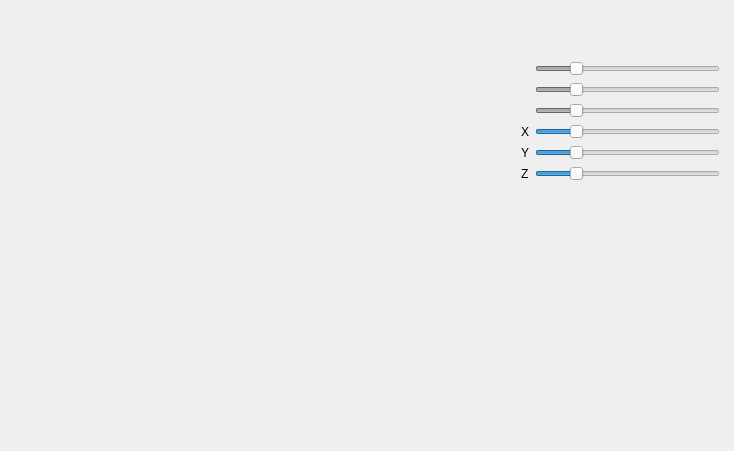
NickolayStorm/IGS, file mainwindow.ui: the form before one commit.
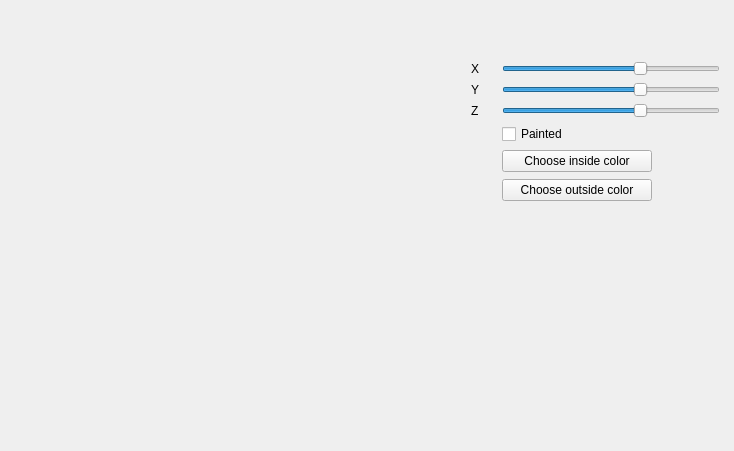
The form after the commit. Custom widgets are drawn as their Qt base class.

Commit message: Add color filling (without Z-buffering)

Diff of the .ui file:
```diff
--- a/mainwindow.ui
+++ b/mainwindow.ui
@@ -17,109 +17,14 @@
    <widget class="QWidget" name="verticalLayoutWidget">
     <property name="geometry">
      <rect>
-      <x>510</x>
+      <x>460</x>
       <y>50</y>
-      <width>221</width>
-      <height>221</height>
+      <width>271</width>
+      <height>229</height>
      </rect>
     </property>
     <layout class="QFormLayout" name="formLayout">
-     <item row="6" column="1">
-      <widget class="QSlider" name="sliderViewerZ">
-       <property name="sizePolicy">
-        <sizepolicy hsizetype="Expanding" vsizetype="Minimum">
-         <horstretch>0</horstretch>
-         <verstretch>0</verstretch>
-        </sizepolicy>
-       </property>
-       <property name="maximumSize">
-        <size>
-         <width>250</width>
-         <height>16777215</height>
-        </size>
-       </property>
-       <property name="maximum">
-        <number>100</number>
-       </property>
-       <property name="value">
-        <number>20</number>
-       </property>
-       <property name="orientation">
-        <enum>Qt::Horizontal</enum>
-       </property>
-      </widget>
-     </item>
-     <item row="5" column="1">
-      <widget class="QSlider" name="sliderViewerY">
-       <property name="sizePolicy">
-        <sizepolicy hsizetype="Expanding" vsizetype="Minimum">
-         <horstretch>0</horstretch>
-         <verstretch>0</verstretch>
-        </sizepolicy>
-       </property>
-       <property name="maximumSize">
-        <size>
-         <width>250</width>
-         <height>16777215</height>
-        </size>
-       </property>
-       <property name="maximum">
-        <number>100</number>
-       </property>
-       <property name="value">
-        <number>20</number>
-       </property>
-       <property name="orientation">
-        <enum>Qt::Horizontal</enum>
-       </property>
-      </widget>
-     </item>
-     <item row="4" column="1">
-      <widget class="QSlider" name="sliderViewerX">
-       <property name="sizePolicy">
-        <sizepolicy hsizetype="Expanding" vsizetype="Minimum">
-         <horstretch>0</horstretch>
-         <verstretch>0</verstretch>
-        </sizepolicy>
-       </property>
-       <property name="maximumSize">
-        <size>
-         <width>250</width>
-         <height>16777215</height>
-        </size>
-       </property>
-       <property name="maximum">
-        <number>100</number>
-       </property>
-       <property name="value">
-        <number>20</number>
-       </property>
-       <property name="orientation">
-        <enum>Qt::Horizontal</enum>
-       </property>
-      </widget>
-     </item>
-     <item row="6" column="0">
-      <widget class="QLabel" name="label">
-       <property name="text">
-        <string>Z</string>
-       </property>
-       <property name="alignment">
-        <set>Qt::AlignLeading|Qt::AlignLeft|Qt::AlignVCenter</set>
-       </property>
-      </widget>
-     </item>
-     <item row="5" column="0">
-      <widget class="QLabel" name="label_2">
-       <property name="text">
-        <string>Y</string>
-       </property>
-       <property name="alignment">
-        <set>Qt::AlignLeading|Qt::AlignLeft|Qt::AlignVCenter</set>
-       </property>
-      </widget>
-     </item>
-     <item row="4" column="0">
+     <item row="1" column="0">
       <widget class="QLabel" name="label_3">
        <property name="text">
         <string>X</string>
@@ -129,88 +34,194 @@
        </property>
       </widget>
      </item>
-     <item row="3" column="1">
-      <widget class="QSlider" name="sliderPointZ">
-       <property name="enabled">
-        <bool>false</bool>
-       </property>
-       <property name="sizePolicy">
-        <sizepolicy hsizetype="Expanding" vsizetype="Minimum">
-         <horstretch>0</horstretch>
-         <verstretch>0</verstretch>
-        </sizepolicy>
-       </property>
-       <property name="maximumSize">
-        <size>
-         <width>250</width>
-         <height>16777215</height>
-        </size>
-       </property>
-       <property name="maximum">
-        <number>100</number>
-       </property>
-       <property name="value">
-        <number>20</number>
-       </property>
-       <property name="orientation">
-        <enum>Qt::Horizontal</enum>
-       </property>
-      </widget>
-     </item>
-     <item row="2" column="1">
-      <widget class="QSlider" name="sliderPointY">
-       <property name="enabled">
-        <bool>false</bool>
-       </property>
-       <property name="sizePolicy">
-        <sizepolicy hsizetype="Expanding" vsizetype="Minimum">
-         <horstretch>0</horstretch>
-         <verstretch>0</verstretch>
-        </sizepolicy>
-       </property>
-       <property name="maximumSize">
-        <size>
-         <width>250</width>
-         <height>16777215</height>
-        </size>
-       </property>
-       <property name="maximum">
-        <number>100</number>
-       </property>
-       <property name="value">
-        <number>20</number>
-       </property>
-       <property name="orientation">
-        <enum>Qt::Horizontal</enum>
-       </property>
-      </widget>
-     </item>
      <item row="1" column="1">
-      <widget class="QSlider" name="sliderPointX">
-       <property name="enabled">
+      <widget class="QSlider" name="sliderViewerX">
+       <property name="sizePolicy">
+        <sizepolicy hsizetype="Expanding" vsizetype="Minimum">
+         <horstretch>0</horstretch>
+         <verstretch>0</verstretch>
+        </sizepolicy>
+       </property>
+       <property name="maximumSize">
+        <size>
+         <width>250</width>
+         <height>16777215</height>
+        </size>
+       </property>
+       <property name="minimum">
+        <number>-70</number>
+       </property>
+       <property name="maximum">
+        <number>70</number>
+       </property>
+       <property name="value">
+        <number>20</number>
+       </property>
+       <property name="orientation">
+        <enum>Qt::Horizontal</enum>
+       </property>
+      </widget>
+     </item>
+     <item row="2" column="0">
+      <widget class="QLabel" name="label_2">
+       <property name="text">
+        <string>Y</string>
+       </property>
+       <property name="alignment">
+        <set>Qt::AlignLeading|Qt::AlignLeft|Qt::AlignVCenter</set>
+       </property>
+      </widget>
+     </item>
+     <item row="2" column="1">
+      <widget class="QSlider" name="sliderViewerY">
+       <property name="sizePolicy">
+        <sizepolicy hsizetype="Expanding" vsizetype="Minimum">
+         <horstretch>0</horstretch>
+         <verstretch>0</verstretch>
+        </sizepolicy>
+       </property>
+       <property name="maximumSize">
+        <size>
+         <width>250</width>
+         <height>16777215</height>
+        </size>
+       </property>
+       <property name="minimum">
+        <number>-70</number>
+       </property>
+       <property name="maximum">
+        <number>70</number>
+       </property>
+       <property name="value">
+        <number>20</number>
+       </property>
+       <property name="orientation">
+        <enum>Qt::Horizontal</enum>
+       </property>
+      </widget>
+     </item>
+     <item row="3" column="0">
+      <widget class="QLabel" name="label">
+       <property name="text">
+        <string>Z</string>
+       </property>
+       <property name="alignment">
+        <set>Qt::AlignLeading|Qt::AlignLeft|Qt::AlignVCenter</set>
+       </property>
+      </widget>
+     </item>
+     <item row="3" column="1">
+      <widget class="QSlider" name="sliderViewerZ">
+       <property name="sizePolicy">
+        <sizepolicy hsizetype="Expanding" vsizetype="Minimum">
+         <horstretch>0</horstretch>
+         <verstretch>0</verstretch>
+        </sizepolicy>
+       </property>
+       <property name="maximumSize">
+        <size>
+         <width>250</width>
+         <height>16777215</height>
+        </size>
+       </property>
+       <property name="minimum">
+        <number>-70</number>
+       </property>
+       <property name="maximum">
+        <number>70</number>
+       </property>
+       <property name="value">
+        <number>20</number>
+       </property>
+       <property name="orientation">
+        <enum>Qt::Horizontal</enum>
+       </property>
+      </widget>
+     </item>
+     <item row="6" column="0">
+      <widget class="QWidget" name="insideColor" native="true">
+       <property name="sizePolicy">
+        <sizepolicy hsizetype="Fixed" vsizetype="Fixed">
+         <horstretch>0</horstretch>
+         <verstretch>0</verstretch>
+        </sizepolicy>
+       </property>
+       <property name="minimumSize">
+        <size>
+         <width>25</width>
+         <height>23</height>
+        </size>
+       </property>
+       <property name="maximumSize">
+        <size>
+         <width>25</width>
+         <height>23</height>
+        </size>
+       </property>
+      </widget>
+     </item>
+     <item row="6" column="1">
+      <widget class="QPushButton" name="insideColorButton">
+       <property name="minimumSize">
+        <size>
+         <width>150</width>
+         <height>0</height>
+        </size>
+       </property>
+       <property name="maximumSize">
+        <size>
+         <width>150</width>
+         <height>16777215</height>
+        </size>
+       </property>
+       <property name="text">
+        <string>Choose inside color</string>
+       </property>
+      </widget>
+     </item>
+     <item row="7" column="0">
+      <widget class="QWidget" name="outsideColor" native="true">
+       <property name="minimumSize">
+        <size>
+         <width>25</width>
+         <height>23</height>
+        </size>
+       </property>
+       <property name="maximumSize">
+        <size>
+         <width>25</width>
+         <height>23</height>
+        </size>
+       </property>
+      </widget>
+     </item>
+     <item row="7" column="1">
+      <widget class="QPushButton" name="outsideColorButton">
+       <property name="minimumSize">
+        <size>
+         <width>150</width>
+         <height>0</height>
+        </size>
+       </property>
+       <property name="maximumSize">
+        <size>
+         <width>150</width>
+         <height>16777215</height>
+        </size>
+       </property>
+       <property name="text">
+        <string>Choose outside color</string>
+       </property>
+      </widget>
+     </item>
+     <item row="5" column="1">
+      <widget class="QCheckBox" name="isPainted">
+       <property name="text">
+        <string>Painted</string>
+       </property>
+       <property name="checked">
         <bool>false</bool>
        </property>
-       <property name="sizePolicy">
-        <sizepolicy hsizetype="Expanding" vsizetype="Minimum">
-         <horstretch>0</horstretch>
-         <verstretch>0</verstretch>
-        </sizepolicy>
-       </property>
-       <property name="maximumSize">
-        <size>
-         <width>250</width>
-         <height>16777215</height>
-        </size>
-       </property>
-       <property name="maximum">
-        <number>100</number>
-       </property>
-       <property name="value">
-        <number>20</number>
-       </property>
-       <property name="orientation">
-        <enum>Qt::Horizontal</enum>
-       </property>
       </widget>
      </item>
     </layout>
@@ -218,10 +229,10 @@
    <widget class="DrawingArea" name="drawingArea" native="true">
     <property name="geometry">
      <rect>
-      <x>19</x>
-      <y>29</y>
-      <width>481</width>
-      <height>401</height>
+      <x>10</x>
+      <y>10</y>
+      <width>441</width>
+      <height>381</height>
      </rect>
     </property>
    </widget>
```
The commit also changes 13 other files.
